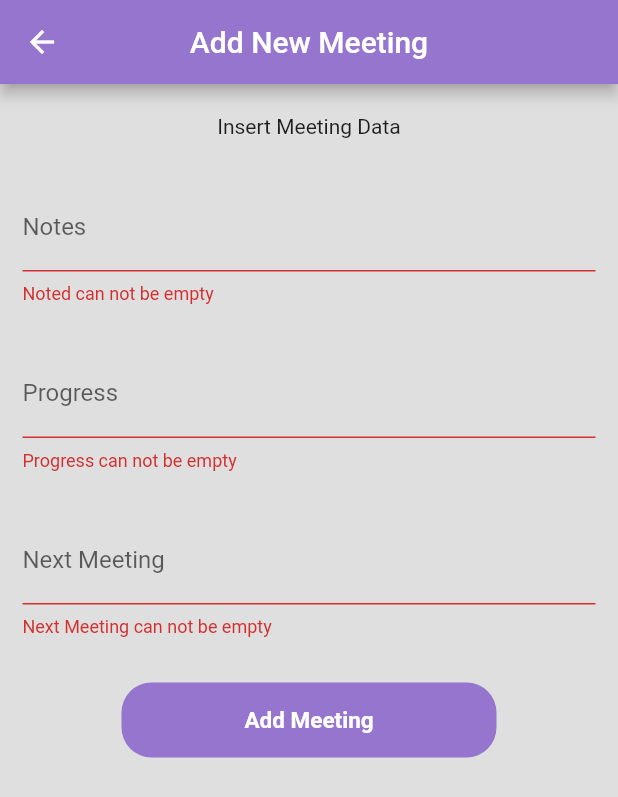
After one commit to fa9rd/MobileApplication_Project, a Flutter app: the AddNewMeeting screen opened directly, after a tap on "Add Meeting", on a phone screen of 412 x 824 dp. The commit adds this screen. Shown: the top 797 px of the screen. Run offline on Flutter 3.47's test engine with Material 2 defaults, Android fonts, the phone set to English and light mode, and no system bars; our stand-ins replace cloud_firestore, firebase_auth, firebase_core, font_awesome_flutter, google_sign_in, simple_animations; missing offline and left inert: comment_box; accounts and stored records are empty; network calls fail; Roboto replaces fonts that are missing (Georgia).

```diff
--- /dev/null
+++ b/lib/screens/Supervisors/add_meeting.dart
@@ -0,0 +1,114 @@
+import 'package:flutter/material.dart';
+import 'package:project2/services/database.dart';
+import 'package:project2/widgets/field.dart';
+
+class AddNewMeeting extends StatefulWidget {
+  final Key key;
+  final String sv;
+  final String uid;
+
+  AddNewMeeting({this.key, this.sv, this.uid});
+
+  @override
+  _AddNewMeetingState createState() => _AddNewMeetingState();
+}
+
+class _AddNewMeetingState extends State<AddNewMeeting> {
+  final _formKey = GlobalKey<FormState>();
+  TextEditingController _notes = TextEditingController();
+  TextEditingController _progress = TextEditingController();
+  TextEditingController _nextMeeting = TextEditingController();
+
+  @override
+  Widget build(BuildContext context) {
+    return Scaffold(
+      backgroundColor: Theme.of(context).backgroundColor,
+      appBar: AppBar(
+        title: Text("Add New Meeting"),
+        backgroundColor: Theme.of(context).primaryColor,
+        centerTitle: true,
+      ),
+      body: SingleChildScrollView(
+        child: Center(
+          child: Column(
+            children: [
+              Padding(
+                padding: EdgeInsets.fromLTRB(15, 20, 15, 10),
+                child: Text(
+                    "Insert Meeting Data"),
+              ),
+              Form(
+                key: _formKey,
+                child: Column(
+                  children: [
+                    Padding(
+                      padding: EdgeInsets.fromLTRB(15, 20, 15, 10),
+                      child: Field("notes", " ", "Noted can not be empty",
+                          _notes, TextInputType.multiline, "Notes", false),
+                    ),
+                    Padding(
+                      padding: EdgeInsets.fromLTRB(15, 20, 15, 10),
+                      child: Field(
+                          "progress",
+                          " ",
+                          "Progress can not be empty",
+                          _progress,
+                          TextInputType.multiline,
+                          "Progress ",
+                          false),
+                    ),
+                    Padding(
+                      padding: EdgeInsets.fromLTRB(15, 20, 15, 10),
+                      child: Field(
+                          "nextMeeting",
+                          " ",
+                          "Next Meeting can not be empty",
+                          _nextMeeting,
+                          TextInputType.datetime,
+                          "Next Meeting",
+                          false),
+                    ),
+                    Padding(
+                      padding: EdgeInsets.fromLTRB(15, 20, 15, 10),
+                      child: GestureDetector(
+                        onTap: () async {
+                          if (_formKey.currentState.validate()) {
+                            _formKey.currentState.save();
+                            await DatabaseService().addMeeting(
+                              sid: widget.uid.toString(),
+                              notes: _notes.text.toString(),
+                              progress: _progress.text.toString(),
+                              nextMeeting: _nextMeeting.text.toString(),
+                            );
+                            Navigator.pop(context);
+                          }
+                        },
+                        child: Container(
+                          decoration: BoxDecoration(
+                              color: Theme.of(context).primaryColor,
+                              borderRadius: BorderRadius.circular(20)),
+                          width: 250,
+                          height: 50,
+                          child: Center(
+                            child: Text(
+                              "Add Meeting",
+                              style: TextStyle(
+                                fontSize: 15,
+                                fontWeight: FontWeight.bold,
+                                color: Colors.white,
+                              ),
+                            ),
+                          ),
+                        ),
+                      ),
+                    ),
+                  ],
+                ),
+              ),
+            ],
+          ),
+        ),
+      ),
+    );
+  }
+}
--- a/lib/screens/Supervisors/students_list.dart
+++ b/lib/screens/Supervisors/students_list.dart
@@ -31,7 +31,7 @@ class _StudentsListState extends State<StudentsList> {
                 reverse: true,
                 itemCount: students.length,
                 itemBuilder: (ctx, index) => Student(
-                  key: ValueKey(students[index].id),
+                  uid: students[index].id,
                   name: students[index]['name'],
                   email: students[index]['email'],
                 ),
--- a/lib/screens/Supervisors/sv_dashboard.dart
+++ b/lib/screens/Supervisors/sv_dashboard.dart
@@ -2,7 +2,6 @@ import 'package:firebase_auth/firebase_auth.dart';
 import 'package:flutter/material.dart';
 import 'package:google_sign_in/google_sign_in.dart';
 import 'package:project2/screens/Supervisors/students_list.dart';
-import 'package:project2/screens/students.dart';
 import 'package:project2/services/database.dart';
 import '../single_meeting_page.dart';
 
@@ -22,7 +21,7 @@ class _SvDashboardState extends State<SvDashboard> {
         child: Scaffold(
           backgroundColor: Theme.of(context).backgroundColor,
           appBar: AppBar(
-            title: Text("${DatabaseService().user.displayName}"),
+            title: Text("Dashboard"),
             backgroundColor: Theme.of(context).primaryColor,
             centerTitle: true,
             actions: <Widget>[
--- a/lib/screens/sv_dashboard.dart
+++ b/lib/screens/sv_dashboard.dart
@@ -1,8 +1,8 @@
 import 'package:firebase_auth/firebase_auth.dart';
 import 'package:flutter/material.dart';
 import 'package:google_sign_in/google_sign_in.dart';
-import 'package:project2/screens/students.dart';
-import './Meeting.dart';
+import 'package:project2/screens/Oldstudents.dart';
+import './none.dart';
 
 class SvDashboard extends StatefulWidget {
   const SvDashboard({Key key}) : super(key: key);
@@ -119,7 +119,7 @@ class _SvDashboardState extends State<SvDashboard> {
                                                 context,
                                                 MaterialPageRoute(
                                                     builder: (context) =>
-                                                        const Student()),
+                                                        const Students()),
                                               );
                                             },
                                           ),
--- a/lib/services/database.dart
+++ b/lib/services/database.dart
@@ -62,6 +62,22 @@ class DatabaseService {
     });
   }
 
+
+  Future addMeeting(
+      {
+        @required String sid,
+        @required String notes,
+        @required String progress,
+        @required String nextMeeting}) async {
+    return await MeetingCollection.add({
+      'studentId': sid,
+      'notes':notes,
+      'progress': progress,
+      'dateTime': DateTime.now(),
+      'nextMeeting': nextMeeting
+    });
+  }
+
   Future acceptInvitation({@required String code}) async {
     var sv = await UserCollection.where('code', isEqualTo: code).get();
     return await UserCollection.doc(user.uid).update({'sv': sv.docs[0].id});
```
Also changed, not shown: lib/screens/Meeting.dart (deleted, +0 -95 lines), lib/screens/Oldstudents.dart (renamed from lib/screens/students.dart, +4 -4 lines), lib/screens/Supervisors/SingleStudentMeetings.dart (+36 -2 lines), lib/screens/dashboard.dart (+7 -7 lines), lib/screens/meeting_page.dart (+10 -12 lines), lib/screens/none.dart (added, +95 -0 lines), lib/screens/students/accept_invitation.dart (+8 -30 lines), lib/screens/students/dashboard.dart (+15 -7 lines), lib/widgets/meeting.dart (+11 -7 lines), lib/widgets/student.dart (+6 -7 lines).
